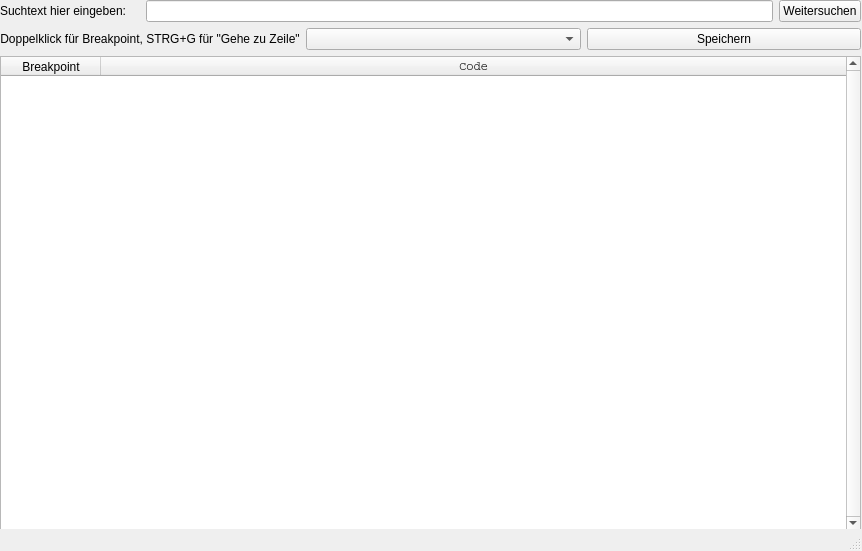
Before: the Qt Designer form tools/BPEdit/bpedit.ui in OCamlPro/gnucobol-contrib2, drawn with Qt 5.
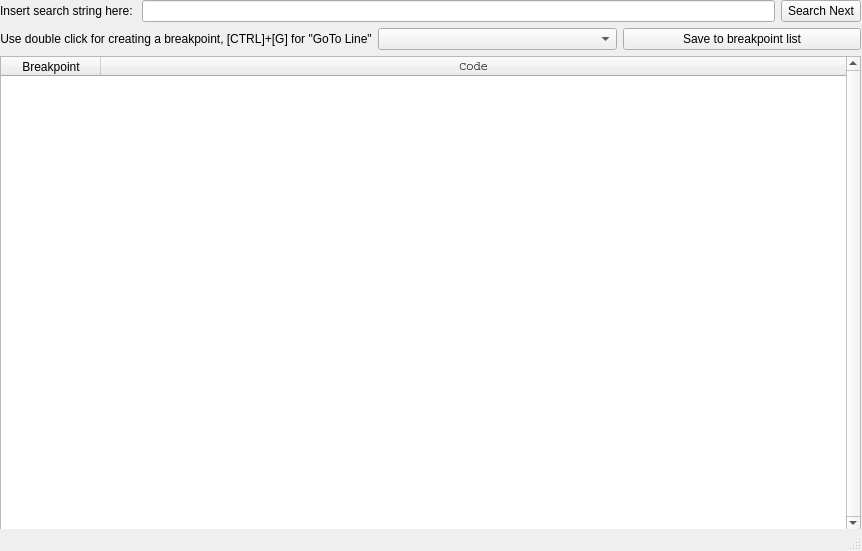
After: the same form once the commit is applied.

Commit message: BPE: * removed dist and temporary directories * quick translation of ui to English while keeping the German version as bpedit_de.ui * tweaked README.txt * added TODO.txt

What changed in the file:
```diff
--- a/tools/BPEdit/bpedit.ui
+++ b/tools/BPEdit/bpedit.ui
@@ -38,7 +38,7 @@
           </sizepolicy>
          </property>
          <property name="text">
-          <string>Doppelklick für Breakpoint, STRG+G für &quot;Gehe zu Zeile&quot;</string>
+          <string>Use double click for creating a breakpoint, [CTRL]+[G] for &quot;GoTo Line&quot;</string>
          </property>
          <property name="alignment">
           <set>Qt::AlignCenter</set>
@@ -51,7 +51,7 @@
        <item>
         <widget class="QPushButton" name="saveButton">
          <property name="text">
-          <string>Speichern</string>
+          <string>Save to breakpoint list</string>
          </property>
         </widget>
        </item>
@@ -114,7 +114,7 @@
             </sizepolicy>
            </property>
            <property name="text">
-            <string>Suchtext hier eingeben:    </string>
+            <string>Insert search string here: </string>
            </property>
           </widget>
          </item>
@@ -124,7 +124,7 @@
          <item>
           <widget class="QPushButton" name="searchButton">
            <property name="text">
-            <string>Weitersuchen</string>
+            <string>Search Next</string>
            </property>
           </widget>
          </item>
```
The commit also changes 30 other files.
